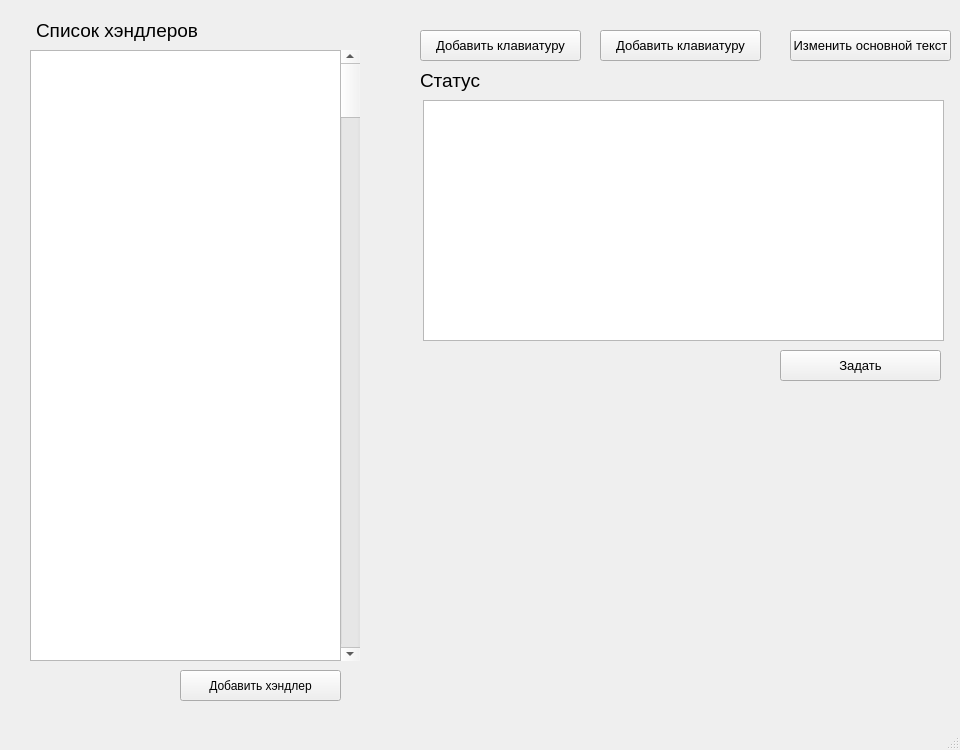
windownik/telegram_bot_creater, file app.ui: the form before one commit.
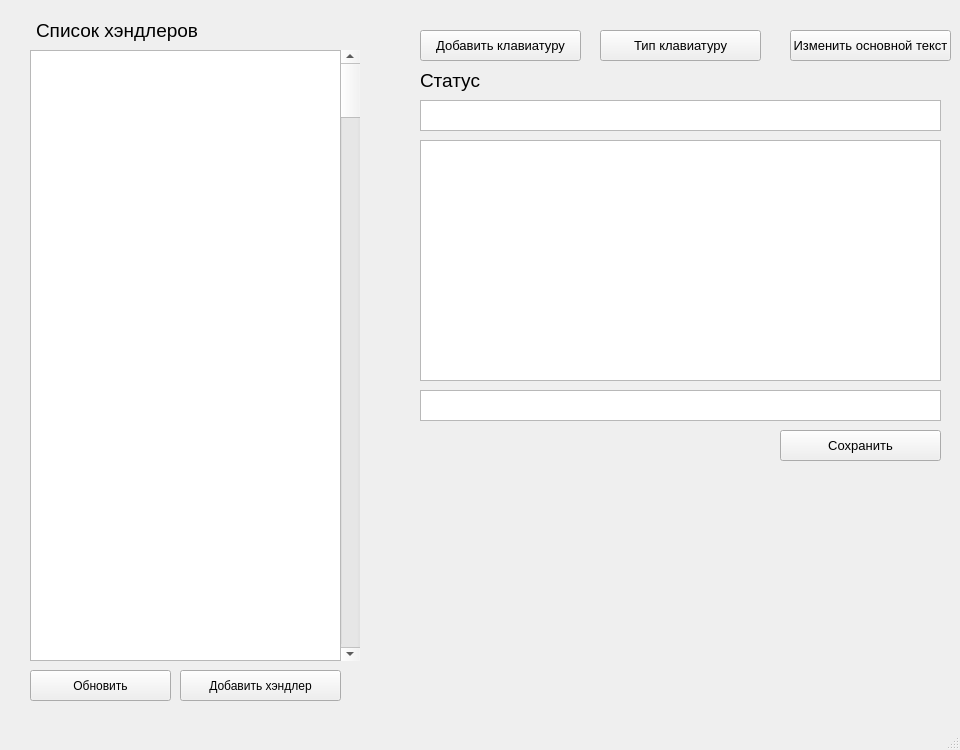
The form after the commit.

Commit message: Next step

Patch:
```diff
--- a/app.ui
+++ b/app.ui
@@ -10,6 +10,18 @@
     <height>750</height>
    </rect>
   </property>
+  <property name="minimumSize">
+   <size>
+    <width>960</width>
+    <height>750</height>
+   </size>
+  </property>
+  <property name="maximumSize">
+   <size>
+    <width>960</width>
+    <height>750</height>
+   </size>
+  </property>
   <property name="windowTitle">
    <string>MainWindow</string>
   </property>
@@ -91,7 +103,7 @@
      </font>
     </property>
     <property name="text">
-     <string>Добавить клавиатуру</string>
+     <string>Тип клавиатуру</string>
     </property>
    </widget>
    <widget class="QPushButton" name="pushButton_4">
@@ -116,7 +128,7 @@
     <property name="geometry">
      <rect>
       <x>780</x>
-      <y>350</y>
+      <y>430</y>
       <width>161</width>
       <height>31</height>
      </rect>
@@ -127,7 +139,7 @@
      </font>
     </property>
     <property name="text">
-     <string>Задать</string>
+     <string>Сохранить</string>
     </property>
    </widget>
    <widget class="QLabel" name="status_label">
@@ -135,7 +147,7 @@
      <rect>
       <x>420</x>
       <y>70</y>
-      <width>531</width>
+      <width>521</width>
       <height>21</height>
      </rect>
     </property>
@@ -151,8 +163,8 @@
    <widget class="QTextEdit" name="textEdit">
     <property name="geometry">
      <rect>
-      <x>423</x>
-      <y>100</y>
+      <x>420</x>
+      <y>140</y>
       <width>521</width>
       <height>241</height>
      </rect>
@@ -168,6 +180,39 @@
      </rect>
     </property>
    </widget>
+   <widget class="QPushButton" name="rework_btn">
+    <property name="geometry">
+     <rect>
+      <x>30</x>
+      <y>670</y>
+      <width>141</width>
+      <height>31</height>
+     </rect>
+    </property>
+    <property name="text">
+     <string>Обновить</string>
+    </property>
+   </widget>
+   <widget class="QTextEdit" name="next_state">
+    <property name="geometry">
+     <rect>
+      <x>420</x>
+      <y>390</y>
+      <width>521</width>
+      <height>31</height>
+     </rect>
+    </property>
+   </widget>
+   <widget class="QTextEdit" name="previos_state">
+    <property name="geometry">
+     <rect>
+      <x>420</x>
+      <y>100</y>
+      <width>521</width>
+      <height>31</height>
+     </rect>
+    </property>
+   </widget>
   </widget>
   <widget class="QStatusBar" name="statusbar"/>
   <widget class="QMenuBar" name="menubar">
```
Left out of the diff: 4 changed lines with no effect on the pictures. The commit also changes 27 other files.
